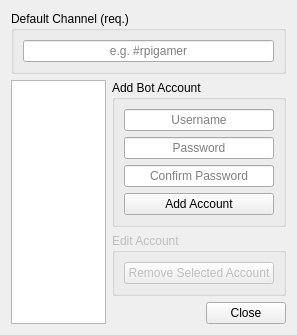
ashbyb/Twitch.TV.Stream.Assistant, file assets/ui/AccountManagementWindow_v1.ui: the form before one commit.
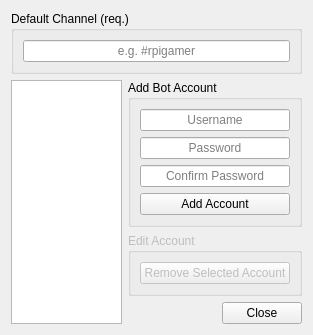
The form after the commit. Icons and pictures are not drawn.

Diff of the .ui file:
```diff
--- a/assets/ui/AccountManagementWindow_v1.ui
+++ b/assets/ui/AccountManagementWindow_v1.ui
@@ -6,8 +6,8 @@
    <rect>
     <x>0</x>
     <y>0</y>
-    <width>297</width>
-    <height>308</height>
+    <width>313</width>
+    <height>326</height>
    </rect>
   </property>
   <property name="windowTitle">
```
Left out of the diff: 12 changed lines with no effect on the pictures.
